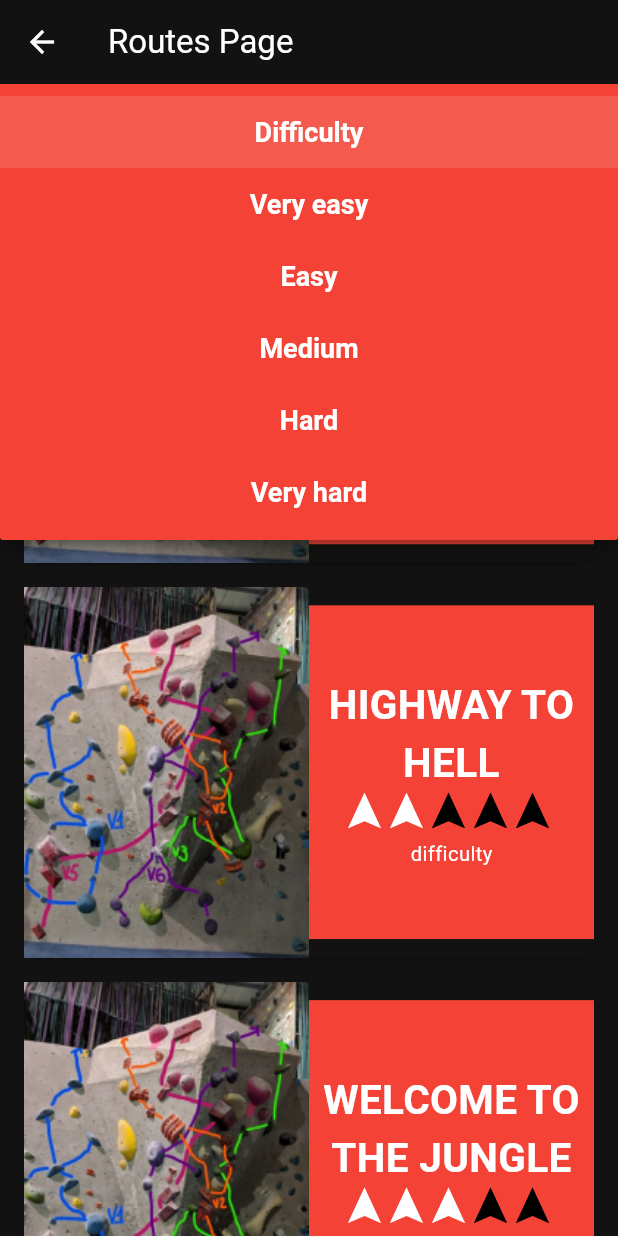
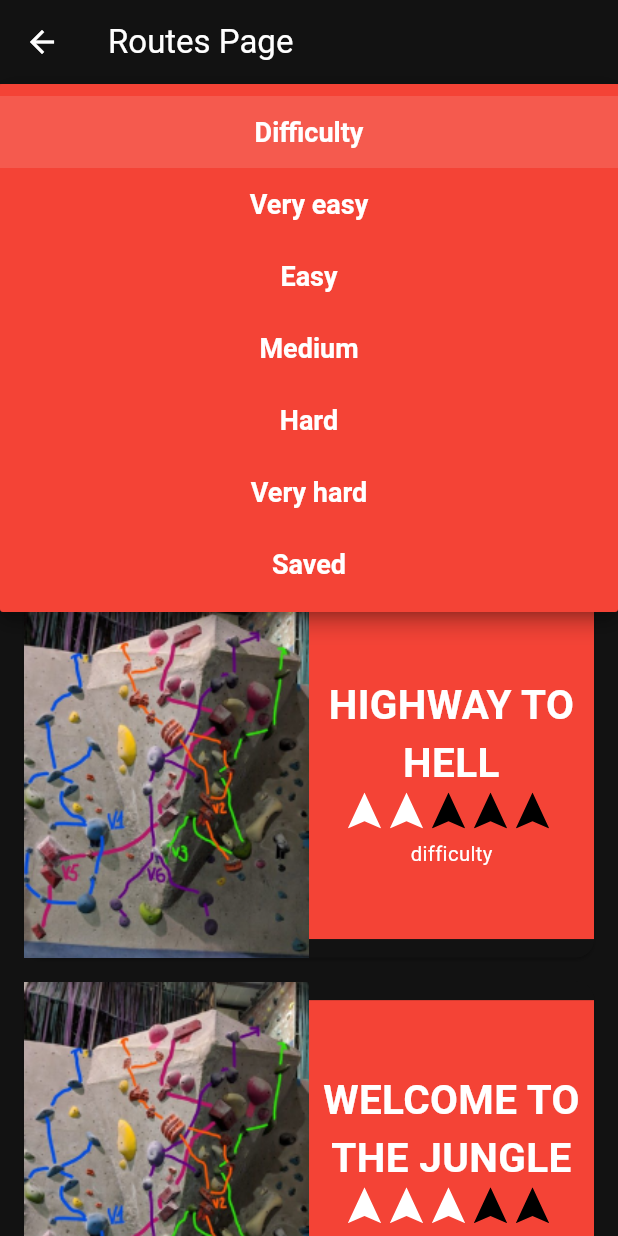
Before and after one commit to Petar-Taneski/boulder_bar_app, a Flutter app: the Routes screen opened directly, after a tap on "Difficulty", on a phone screen of 412 x 824 dp. Run offline on Flutter 3.47's test engine with Material 3 defaults, Android fonts, the phone set to English and light mode, and no system bars; our stand-ins replace flutter_svg.

Commit message:
Finished single routes page.

```diff
--- a/lib/data/routes_data.dart
+++ b/lib/data/routes_data.dart
@@ -5,6 +5,7 @@
     'title': 'Abbey Road',
     'difficulty': 1,
     'completed': false,
+    'saved': true,
   },
   {
     'id': '2',
@@ -12,6 +13,7 @@
     'title': 'Highway to Hell',
     'difficulty': 2,
     'completed': true,
+    'saved': true,
   },
   {
     'id': '3',
@@ -19,6 +21,7 @@
     'title': 'Welcome to the Jungle',
     'difficulty': 3,
     'completed': false,
+    'saved': true,
   },
   {
     'id': '4',
@@ -26,6 +29,7 @@
     'title': 'Hard Road',
     'difficulty': 4,
     'completed': true,
+    'saved': true,
   },
   {
     'id': '5',
@@ -33,5 +37,6 @@
     'title': 'Iron Man',
     'difficulty': 5,
     'completed': false,
+    'saved': true,
   },
 ];
--- a/lib/models/route.dart
+++ b/lib/models/route.dart
@@ -4,6 +4,7 @@
   final String title;
   final int difficulty;
   final bool completed;
+  final bool saved;
 
   Route({
     required this.id,
@@ -11,5 +12,6 @@
     required this.title,
     required this.difficulty,
     required this.completed,
+    required this.saved,
   });
 }
--- a/lib/screens/routes.dart
+++ b/lib/screens/routes.dart
@@ -2,6 +2,7 @@
 import 'package:flutter_svg/flutter_svg.dart';
 import '../widgets/route_widget.dart';
 import '../data/routes_data.dart'; // Importing routes data
+import 'single_route.dart'; // Import the correct SingleRoute class
 
 class Routes extends StatefulWidget {
   const Routes({super.key});
@@ -22,6 +23,7 @@
       body: SingleChildScrollView(
         child: Column(
           children: [
+            // Dropdown to select difficulty or saved status
             Container(
               color: Colors.red,
               width: double.infinity,
@@ -52,7 +54,8 @@
                         'Easy',
                         'Medium',
                         'Hard',
-                        'Very hard'
+                        'Very hard',
+                        'Saved', // Add 'Saved' option to the dropdown
                       ].map<DropdownMenuItem<String>>((String value) {
                         return DropdownMenuItem<String>(
                           value: value,
@@ -79,26 +82,57 @@
                 ],
               ),
             ),
+
+            // Column to display routes based on the selected filter
             Column(
               children: routes
-                  .where((route) =>
-                      selectedDifficulty == 'Difficulty' ||
-                      selectedDifficulty == 'Very easy' &&
-                          route['difficulty'] == 1 ||
-                      selectedDifficulty == 'Easy' &&
-                          route['difficulty'] == 2 ||
-                      selectedDifficulty == 'Medium' &&
-                          route['difficulty'] == 3 ||
-                      selectedDifficulty == 'Hard' &&
-                          route['difficulty'] == 4 ||
-                      selectedDifficulty == 'Very hard' &&
-                          route['difficulty'] == 5)
-                  .map((route) => RouteWidget(
-                        id: route['id'],
-                        img: route['img'],
-                        title: route['title'],
-                        difficulty: route['difficulty'],
-                        completed: route['completed'],
+                  .where((route) {
+                    // Filter by difficulty or saved status
+                    if (selectedDifficulty == 'Difficulty') {
+                      return true; // No filter applied
+                    } else if (selectedDifficulty == 'Saved') {
+                      return route['saved'] == true; // Show only saved routes
+                    } else {
+                      // Filter by difficulty level
+                      int difficulty = route['difficulty'];
+                      if (selectedDifficulty == 'Very easy' &&
+                          difficulty == 1) {
+                        return true;
+                      } else if (selectedDifficulty == 'Easy' &&
+                          difficulty == 2) {
+                        return true;
+                      } else if (selectedDifficulty == 'Medium' &&
+                          difficulty == 3) {
+                        return true;
+                      } else if (selectedDifficulty == 'Hard' &&
+                          difficulty == 4) {
+                        return true;
+                      } else if (selectedDifficulty == 'Very hard' &&
+                          difficulty == 5) {
+                        return true;
+                      }
+                    }
+                    return false; // Default case, no match
+                  })
+                  .map((route) => GestureDetector(
+                        onTap: () {
+                          // Navigate to SingleRoute and pass the route id
+                          Navigator.push(
+                            context,
+                            MaterialPageRoute(
+                              builder: (context) => SingleRoute(
+                                id: route['id'], // Pass the route id here
+                              ),
+                            ),
+                          );
+                        },
+                        child: RouteWidget(
+                          id: route['id'],
+                          img: route['img'],
+                          title: route['title'],
+                          difficulty: route['difficulty'],
+                          completed: route['completed'],
+                        ),
                       ))
                   .toList(),
             ),
```
Also changed, not shown: lib/screens/single_route.dart (added, +195 -0 lines).
